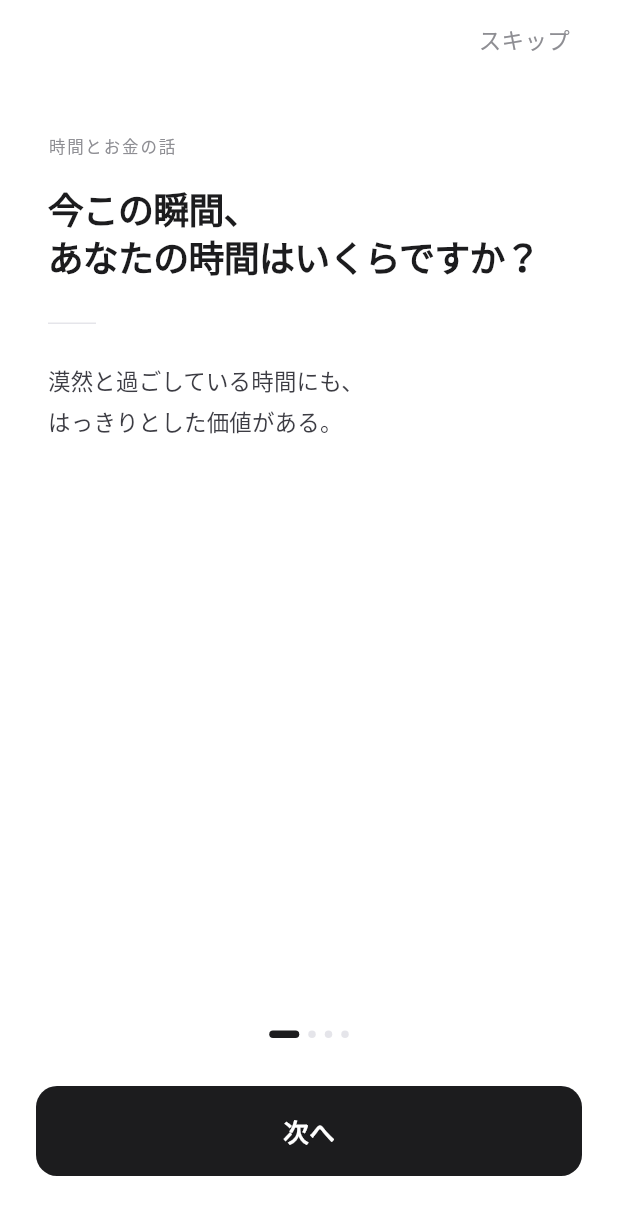
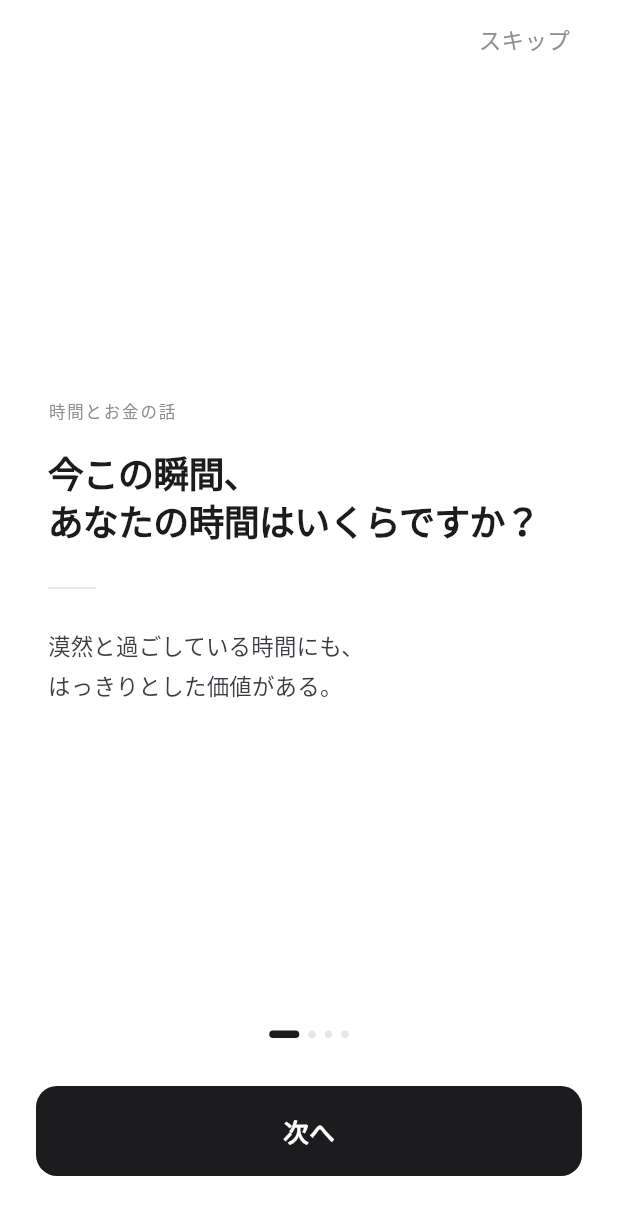
Before and after one commit to ensowacw/new-repository, a Flutter app: the screen it shows after launch, on a phone screen of 412 x 824 dp. Shown: the top 1215 px of the screen. Run offline on Flutter 3.47's test engine with Material 3 defaults, Android fonts, the phone set to English and light mode, and no system bars; our stand-ins replace cloud_firestore, firebase_auth, firebase_core, google_sign_in, shared_preferences; missing offline and left inert: dart:html; accounts and stored records are empty.

Commit message:
Fix: Google redirect login, center onboarding layout

```diff
--- a/lib/screens/onboarding_screen.dart
+++ b/lib/screens/onboarding_screen.dart
@@ -193,11 +193,8 @@ class _PageContent extends StatelessWidget {
       padding: const EdgeInsets.symmetric(horizontal: 32),
       child: Column(
         crossAxisAlignment: CrossAxisAlignment.start,
-        mainAxisAlignment: MainAxisAlignment.start,
+        mainAxisAlignment: MainAxisAlignment.center, // 中央に配置
         children: [
-          // 上部の余白を固定（Spacerをやめて定数に）
-          const SizedBox(height: 40),
-
           // eyebrow
           Text(
             page.eyebrow.toUpperCase(),
@@ -205,7 +202,7 @@ class _PageContent extends StatelessWidget {
           ),
           const SizedBox(height: 20),
 
-          // メインコピー（サイズ固定・手動改行で意味ある場所に改行）
+          // メインコピー
           Text(
             page.headline,
             style: const TextStyle(
@@ -222,7 +219,7 @@ class _PageContent extends StatelessWidget {
           Container(width: 32, height: 1, color: AppTheme.divider),
           const SizedBox(height: 24),
 
-          // サブコピー（サイズ固定）
+          // サブコピー
           Text(
             page.body,
             style: const TextStyle(
--- a/lib/services/auth_service.dart
+++ b/lib/services/auth_service.dart
@@ -16,11 +16,12 @@ class AuthService {
   static Future<UserCredential?> signInWithGoogle() async {
     try {
       if (kIsWeb) {
-        // Web: ポップアップ方式
+        // Web: リダイレクト方式（GitHub PagesはPopupがブロックされるためRedirectを使用）
         final GoogleAuthProvider googleProvider = GoogleAuthProvider();
         googleProvider.addScope('email');
         googleProvider.addScope('profile');
-        return await _auth.signInWithPopup(googleProvider);
+        await _auth.signInWithRedirect(googleProvider);
+        return null; // リダイレクト後に自動でauthStateChangesが更新される
       } else {
         // モバイル: ネイティブGoogle認証
         final GoogleSignInAccount? googleUser = await _googleSignIn.signIn();
```
Also changed, not shown: lib/screens/login_screen.dart (+8 -4 lines).
